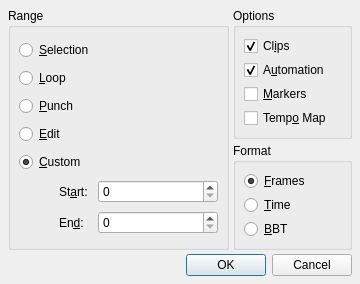
This is src/qtractorEditRangeForm.ui in rncbc/qtractor as Qt 5 draws it before an edit. The edited form follows.
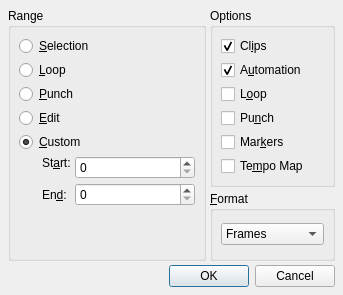
This is the edited form. Icons and pictures are not drawn. Custom widgets are drawn as their Qt base class.

Diff of the .ui file:
```diff
--- a/src/qtractorEditRangeForm.ui
+++ b/src/qtractorEditRangeForm.ui
@@ -26,8 +26,8 @@
    <rect>
     <x>0</x>
     <y>0</y>
-    <width>360</width>
-    <height>240</height>
+    <width>343</width>
+    <height>295</height>
    </rect>
   </property>
   <property name="focusPolicy">
@@ -40,19 +40,13 @@
    <iconset resource="qtractor.qrc">:/images/qtractor.png</iconset>
   </property>
   <layout class="QGridLayout">
-   <property name="margin">
-    <number>8</number>
-   </property>
-   <property name="spacing">
-    <number>4</number>
-   </property>
    <item row="0" column="0" rowspan="2">
     <widget class="QGroupBox" name="RangeGroupBox">
      <property name="title">
       <string>Range</string>
      </property>
      <layout class="QGridLayout">
-      <item row="0" column="0" colspan="2">
+      <item row="0" column="0" colspan="3">
        <widget class="QRadioButton" name="SelectionRangeRadioButton">
         <property name="toolTip">
          <string>Selection range</string>
@@ -117,22 +111,6 @@
         </property>
        </widget>
       </item>
-      <item row="5" column="0" rowspan="2">
-       <spacer>
-        <property name="orientation">
-         <enum>Qt::Horizontal</enum>
-        </property>
-        <property name="sizeType">
-         <enum>QSizePolicy::Fixed</enum>
-        </property>
-        <property name="sizeHint" stdset="0">
-         <size>
-          <width>8</width>
-          <height>8</height>
-         </size>
-        </property>
-       </spacer>
-      </item>
       <item row="5" column="1">
        <widget class="QLabel" name="RangeStartTextLLabel">
         <property name="text">
@@ -143,7 +121,7 @@
         </property>
        </widget>
       </item>
-      <item row="5" column="2">
+      <item row="5" column="2" rowspan="2">
        <widget class="qtractorTimeSpinBox" name="RangeStartSpinBox">
         <property name="minimumSize">
          <size>
@@ -156,8 +134,24 @@
         </property>
        </widget>
       </item>
-      <item row="6" column="1">
-       <widget class="QLabel" name="RangeEndTextLLabel">
+      <item row="6" column="0" rowspan="2">
+       <spacer>
+        <property name="orientation">
+         <enum>Qt::Horizontal</enum>
+        </property>
+        <property name="sizeType">
+         <enum>QSizePolicy::Fixed</enum>
+        </property>
+        <property name="sizeHint">
+         <size>
+          <width>14</width>
+          <height>14</height>
+         </size>
+        </property>
+       </spacer>
+      </item>
+      <item row="7" column="1">
+       <widget class="QLabel" name="RangeEndTextLabel">
         <property name="text">
          <string>En&amp;d:</string>
         </property>
@@ -166,7 +160,7 @@
         </property>
        </widget>
       </item>
-      <item row="6" column="2">
+      <item row="7" column="2">
        <widget class="qtractorTimeSpinBox" name="RangeEndSpinBox">
         <property name="minimumSize">
          <size>
@@ -179,49 +173,7 @@
         </property>
        </widget>
       </item>
-     </layout>
-    </widget>
-   </item>
-   <item row="1" column="1">
-    <widget class="QGroupBox" name="FormatGroupBox">
-     <property name="title">
-      <string>Format</string>
-     </property>
-     <layout class="QVBoxLayout">
-      <item>
-       <widget class="QRadioButton" name="FramesRadioButton">
-        <property name="toolTip">
-         <string>Frames</string>
-        </property>
-        <property name="text">
-         <string>&amp;Frames</string>
-        </property>
-        <property name="checked">
-         <bool>true</bool>
-        </property>
-       </widget>
-      </item>
-      <item>
-       <widget class="QRadioButton" name="TimeRadioButton">
-        <property name="toolTip">
-         <string>Time (hh:mm:ss.zzz)</string>
-        </property>
-        <property name="text">
-         <string>&amp;Time</string>
-        </property>
-       </widget>
-      </item>
-      <item>
-       <widget class="QRadioButton" name="BbtRadioButton">
-        <property name="toolTip">
-         <string>BBT (bars.beats.ticks)</string>
-        </property>
-        <property name="text">
-         <string>&amp;BBT</string>
-        </property>
-       </widget>
-      </item>
-      <item>
+      <item row="8" column="0" colspan="3">
        <spacer>
         <property name="orientation">
          <enum>Qt::Vertical</enum>
@@ -269,16 +221,33 @@
         </property>
        </widget>
       </item>
+      <item>
+       <widget class="QCheckBox" name="LoopCheckBox">
+        <property name="toolTip">
+         <string>Apply to Loop points in range</string>
+        </property>
+        <property name="text">
+         <string>L&amp;oop</string>
+        </property>
+       </widget>
+      </item>
+      <item>
+       <widget class="QCheckBox" name="PunchCheckBox">
+        <property name="toolTip">
+         <string>Apply to Punch In/Out points in range</string>
+        </property>
+        <property name="text">
+         <string>Pu&amp;nch</string>
+        </property>
+       </widget>
+      </item>
       <item>
        <widget class="QCheckBox" name="MarkersCheckBox">
         <property name="toolTip">
          <string>Apply to location Markers in range</string>
         </property>
         <property name="text">
-         <string>&amp;Markers</string>
-        </property>
-        <property name="checked">
-         <bool>false</bool>
+         <string>Mar&amp;kers</string>
         </property>
        </widget>
       </item>
@@ -288,11 +257,36 @@
          <string>Apply to Tempo Map nodes in range</string>
         </property>
         <property name="text">
-         <string>Temp&amp;o Map</string>
+         <string>Te&amp;mpo Map</string>
         </property>
-        <property name="checked">
-         <bool>false</bool>
-        </property>
+       </widget>
+      </item>
+     </layout>
+    </widget>
+   </item>
+   <item row="1" column="1">
+    <widget class="QGroupBox" name="FormatGroupBox">
+     <property name="title">
+      <string>&amp;Format</string>
+     </property>
+     <layout class="QVBoxLayout">
+      <item>
+       <widget class="QComboBox" name="FormatComboBox">
+        <item>
+         <property name="text">
+          <string>Frames</string>
+         </property>
+        </item>
+        <item>
+         <property name="text">
+          <string>Time</string>
+         </property>
+        </item>
+        <item>
+         <property name="text">
+          <string>BBT</string>
+         </property>
+        </item>
        </widget>
       </item>
      </layout>
```
Left out of the diff: 13 changed lines with no effect on the pictures.
